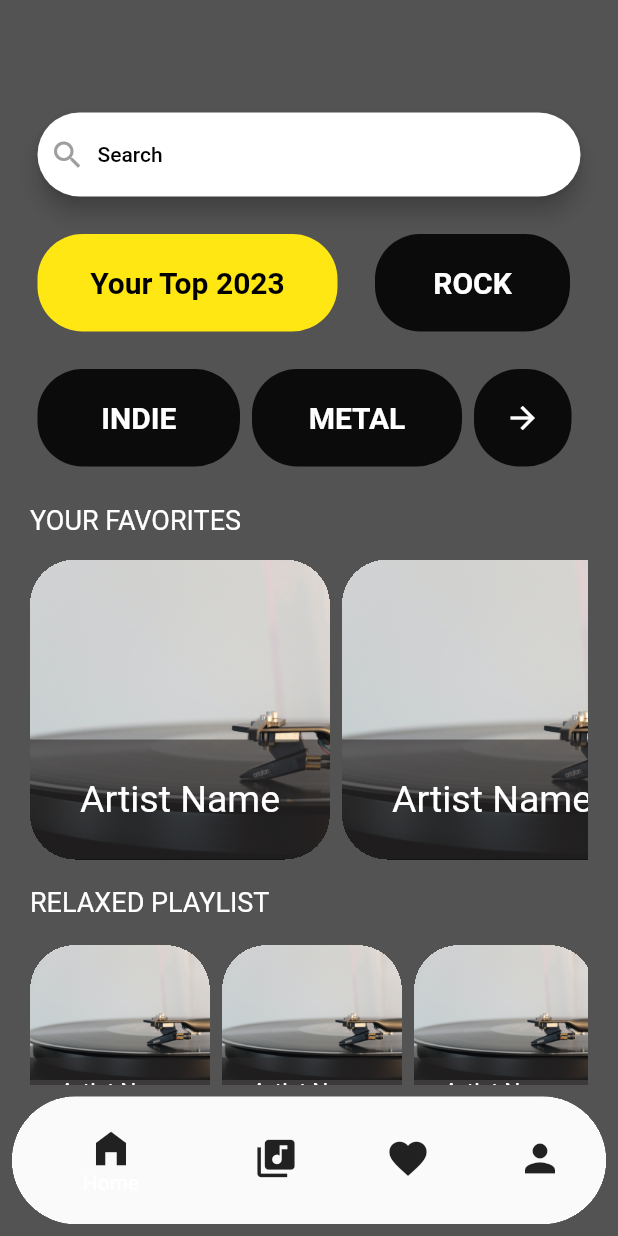
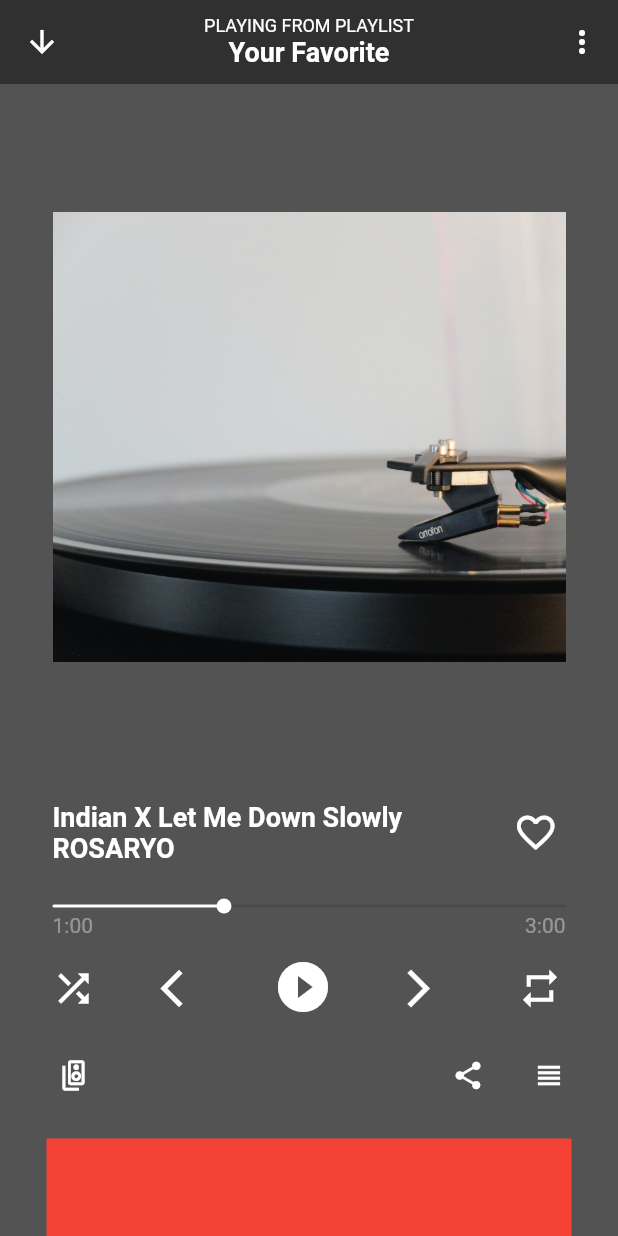
Before and after one commit to 23415/spotify-clone-ui-enhanced, a Flutter app: the screen it shows after launch, on a phone screen of 412 x 824 dp. Run offline on Flutter 3.47's test engine with Material 2 defaults, Android fonts, the phone set to English and light mode, and no system bars; drawn by our look-alikes of audio_video_progress_bar.

Commit message:
partialy implemented song detail screen

```diff
--- a/lib/main.dart
+++ b/lib/main.dart
@@ -1,6 +1,7 @@
 import 'package:flutter/material.dart';
+import 'package:music_app/screens/song_detail_screen.dart';
 
-import 'home_page.dart';
+import 'screens/home_page.dart';
 
 void main() {
   runApp(const MyApp());
@@ -13,7 +14,7 @@ class MyApp extends StatelessWidget {
   @override
   Widget build(BuildContext context) {
     return MaterialApp(
-      home: const HomePage(),
+      home: const SongDetailScreen(),
     );
   }
 }
--- a/lib/home_page.dart
+++ b/lib/screens/home_page.dart
@@ -1,6 +1,7 @@
 import 'package:flutter/material.dart';
 
 import 'package:music_app/widgets/bottom_navigation_bar.dart';
+import 'package:music_app/widgets/home_page_content_bld.dart';
 import 'package:music_app/widgets/relaxed_playlist.dart';
 import 'package:music_app/widgets/search_bar.dart';
 import 'package:music_app/widgets/your_favorite.dart';
@@ -149,6 +150,13 @@ class _HomePageState extends State<HomePage> {
                       child: Text('RELAXED PLAYLIST',style: TextStyle(fontSize: 18,color: Colors.white),)),
                 ),
                 const RelaxedPlayList(),
+                const Padding(
+                  padding: EdgeInsets.only(left: 20,top: 8,bottom: 10),
+                  child: Align(
+                      alignment: Alignment.topLeft,
+                      child: Text("INDIA'S BEST",style: TextStyle(fontSize: 18,color: Colors.white),)),
+                ),
+                const HomePageContentBuilder(),
               ],
             ),
           ),
--- /dev/null
+++ b/lib/screens/song_detail_screen.dart
@@ -0,0 +1,152 @@
+import 'package:audio_video_progress_bar/audio_video_progress_bar.dart';
+import 'package:flutter/material.dart';
+
+class SongDetailScreen extends StatefulWidget {
+  const SongDetailScreen({super.key});
+
+  @override
+  State<SongDetailScreen> createState() => _SongDetailScreenState();
+}
+
+class _SongDetailScreenState extends State<SongDetailScreen> {
+  @override
+  Widget build(BuildContext context) {
+    return Scaffold(
+      backgroundColor: const Color.fromRGBO(40, 40, 40, 0.8),
+      appBar: AppBar(
+        backgroundColor: const Color.fromRGBO(40, 40, 40, 0.8),
+        elevation: 0,
+        leading: IconButton(
+          icon: const Icon(Icons.arrow_downward_sharp),
+          onPressed: () {},
+        ),
+        title: const Column(
+          children: [
+            Text(
+              'PLAYING FROM PLAYLIST',
+              style: TextStyle(fontSize: 12, fontWeight: FontWeight.w400),
+            ),
+            Text(
+              'Your Favorite',
+              style: TextStyle(fontSize: 18, fontWeight: FontWeight.w600),
+            ),
+          ],
+        ),
+        centerTitle: true,
+        actions: [
+          IconButton(onPressed: () {}, icon: const Icon(Icons.more_vert_sharp)),
+        ],
+      ),
+      body: SingleChildScrollView(
+        physics: const BouncingScrollPhysics(parent: AlwaysScrollableScrollPhysics()),
+        child: Column(
+          children: [
+            Padding(
+              padding: const EdgeInsets.only(left: 35, right: 35, top: 85),
+              child: Container(
+                width: 350,
+                height: 300,
+                child: const Image(
+                    image: AssetImage('assets/images/playlist_img.jpg'),
+                    fit: BoxFit.cover),
+              ),
+            ),
+            SizedBox(height: 35,),
+            Row(
+              children: [
+                const Padding(
+                  padding: EdgeInsets.only(left: 35, top: 55),
+                  child: Text(
+                    'Indian X Let Me Down Slowly\nROSARYO',
+                    style: TextStyle(
+                        fontSize: 18,
+                        fontWeight: FontWeight.w600,
+                        color: Colors.white),
+                  ),
+                ),
+                Padding(
+                  padding: const EdgeInsets.only(
+                    left: 65,
+                    top: 55,
+                  ),
+                  child: IconButton(
+                    onPressed: () {},
+                    icon: const Icon(
+                      Icons.favorite_border_outlined,
+                      color: Colors.white,
+                      size: 30,
+                    ),
+                  ),
+                )
+              ],
+            ),
+            const Padding(
+              padding: const EdgeInsets.only(left: 35,top: 20,right: 35),
+              child: ProgressBar(
+                  progress: Duration(minutes: 1),
+                total: Duration(minutes: 3),
+                progressBarColor: Colors.white,
+                baseBarColor: Colors.black12,
+                thumbColor: Colors.white,
+                barHeight: 2,
+                thumbRadius: 5,
+                timeLabelTextStyle: TextStyle(color: Colors.white38),
+              ),
+            ),
+            Row(
+              children: [
+                Padding(
+                  padding: const EdgeInsets.only(left: 25,top: 10),
+                  child: IconButton(onPressed: (){}, icon: const Icon(Icons.shuffle_sharp,size: 30,color: Colors.white,),),
+                ),
+                Padding(
+                  padding: const EdgeInsets.only(left: 25,top: 10,right: 8),
+                  child: IconButton(onPressed: (){}, icon: const Icon(Icons.arrow_back_ios,size: 30,color: Colors.white,),),
+                ),
+                Padding(
+                  padding: const EdgeInsets.only(left: 20,top: 0,right: 8),
+                  child: IconButton(onPressed: (){}, icon: const Icon(Icons.play_circle_filled,size: 40,color: Colors.white,),),
+                ),
+                Padding(
+                  padding: const EdgeInsets.only(left: 25,top: 10,right: 8),
+                  child: IconButton(onPressed: (){}, icon: const Icon(Icons.arrow_forward_ios,size: 30,color: Colors.white,),),
+                ),
+                Padding(
+                  padding: const EdgeInsets.only(left: 25,top: 10,right: 0),
+                  child: IconButton(onPressed: (){}, icon: const Icon(Icons.repeat_sharp,size: 30,color: Colors.white,),),
+                ),
+              ],
+            ),
+            Row(
+              children: [
+                Padding(
+                  padding: const EdgeInsets.only(left: 25,top: 10,right: 190),
+                  child: IconButton(onPressed: (){}, icon: const Icon(Icons.speaker_group_outlined,size: 22,color: Colors.white,),),
+                ),
+                Padding(
+                  padding: const EdgeInsets.only(left: 25,top: 10,right: 0),
+                  child: IconButton(onPressed: (){}, icon: const Icon(Icons.share,size: 22,color: Colors.white,),),
+                ),
+                Padding(
+                  padding: const EdgeInsets.only(left: 6,top: 10,),
+                  child: IconButton(onPressed: (){}, icon: const Icon(Icons.view_headline_sharp,size: 22,color: Colors.white,),),
+                ),
+              ],
+            ),
+            SizedBox(height: 18,),
+            Container(
+              width: 350,
+              height: 300,
+              color: Colors.red,
+              child: Stack(
+                children: [
+
+                ],
+              ),
+            )
+          ],
+        ),
+      ),
+    );
+  }
+}
--- a/lib/widgets/relaxed_playlist.dart
+++ b/lib/widgets/home_page_content_bld.dart
@@ -1,12 +1,12 @@
 import 'package:flutter/material.dart';
 
-class RelaxedPlayList extends StatelessWidget {
-  const RelaxedPlayList({super.key});
+class HomePageContentBuilder extends StatelessWidget {
+  const HomePageContentBuilder({super.key});
 
   @override
   Widget build(BuildContext context) {
     return Padding(
-      padding: const EdgeInsets.only(left: 20,top: 8,right: 20,bottom: 60),
+      padding: const EdgeInsets.only(left: 20,top: 8,right: 20,bottom: 10),
       child: Container(
         height: 120,
         width: double.infinity,
@@ -49,6 +49,6 @@ class RelaxedPlayList extends StatelessWidget {
           scrollDirection: Axis.horizontal,
         ),
       ),
-    );
+    );;
   }
 }
--- a/pubspec.yaml
+++ b/pubspec.yaml
@@ -36,6 +36,7 @@ dependencies:
   # Use with the CupertinoIcons class for iOS style icons.
   cupertino_icons: ^1.0.2
   transparent_image: ^2.0.1
+  audio_video_progress_bar: ^2.0.1
 
 dev_dependencies:
   flutter_test:
```
Also changed, not shown: pubspec.lock.
